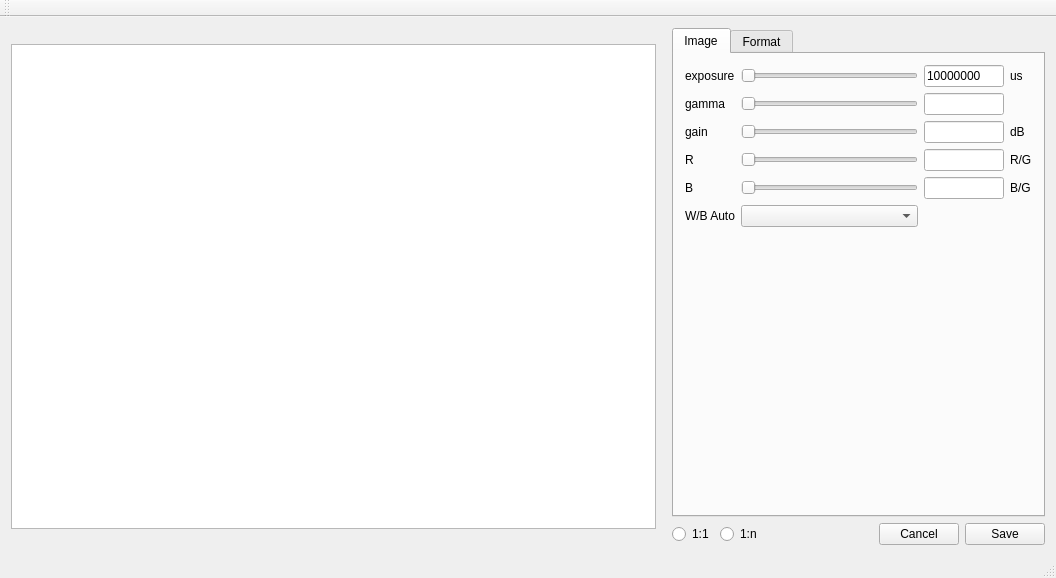
Before: the Qt Designer form mainwindow.ui in national0587/gstimg, drawn with Qt 5.
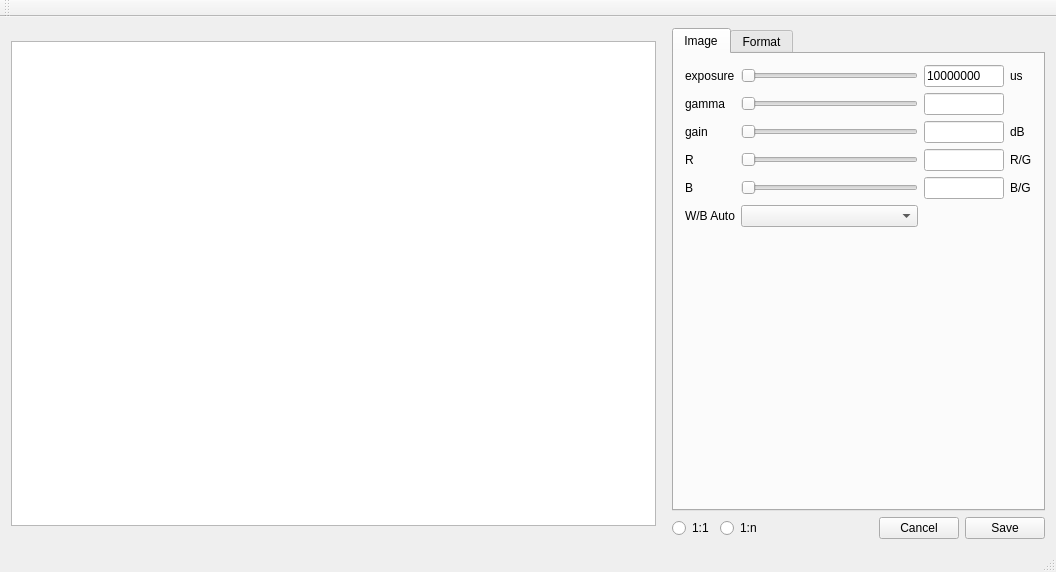
After: the same form once the commit is applied.

The edit to the form file:
```diff
--- a/mainwindow.ui
+++ b/mainwindow.ui
@@ -7,7 +7,7 @@
     <x>0</x>
     <y>0</y>
     <width>1056</width>
-    <height>578</height>
+    <height>572</height>
    </rect>
   </property>
   <property name="acceptDrops">
```
